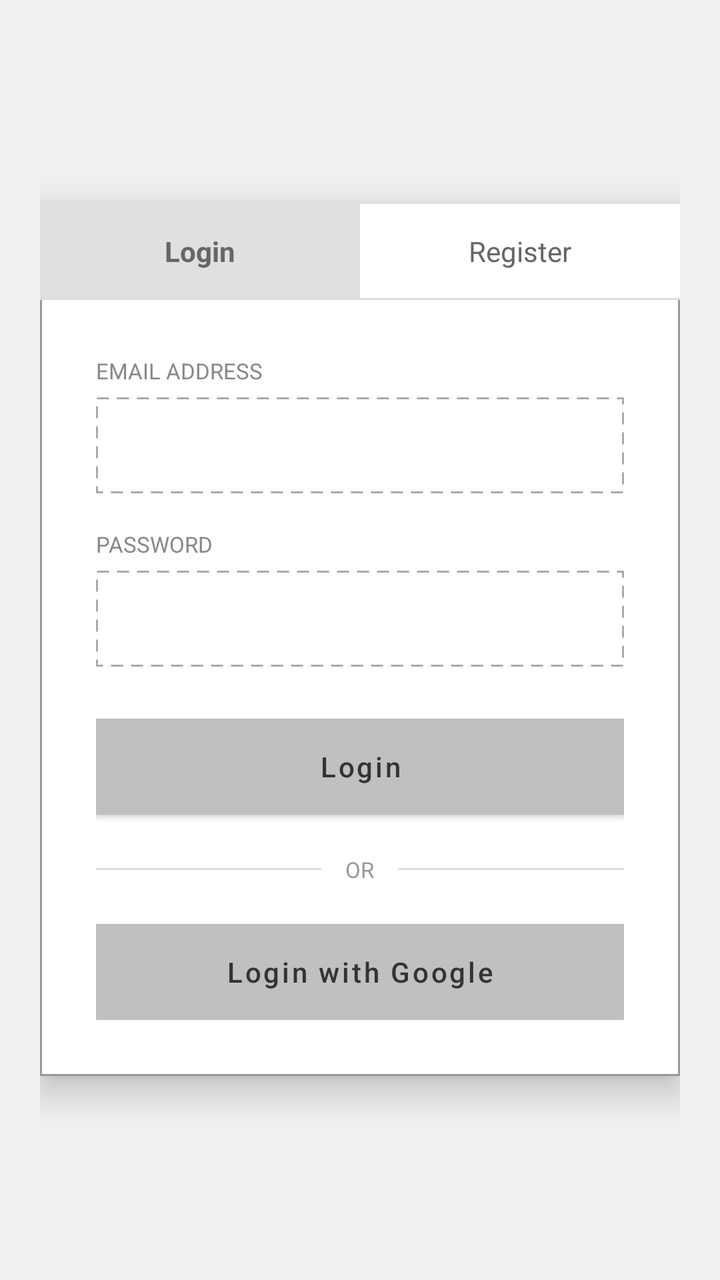
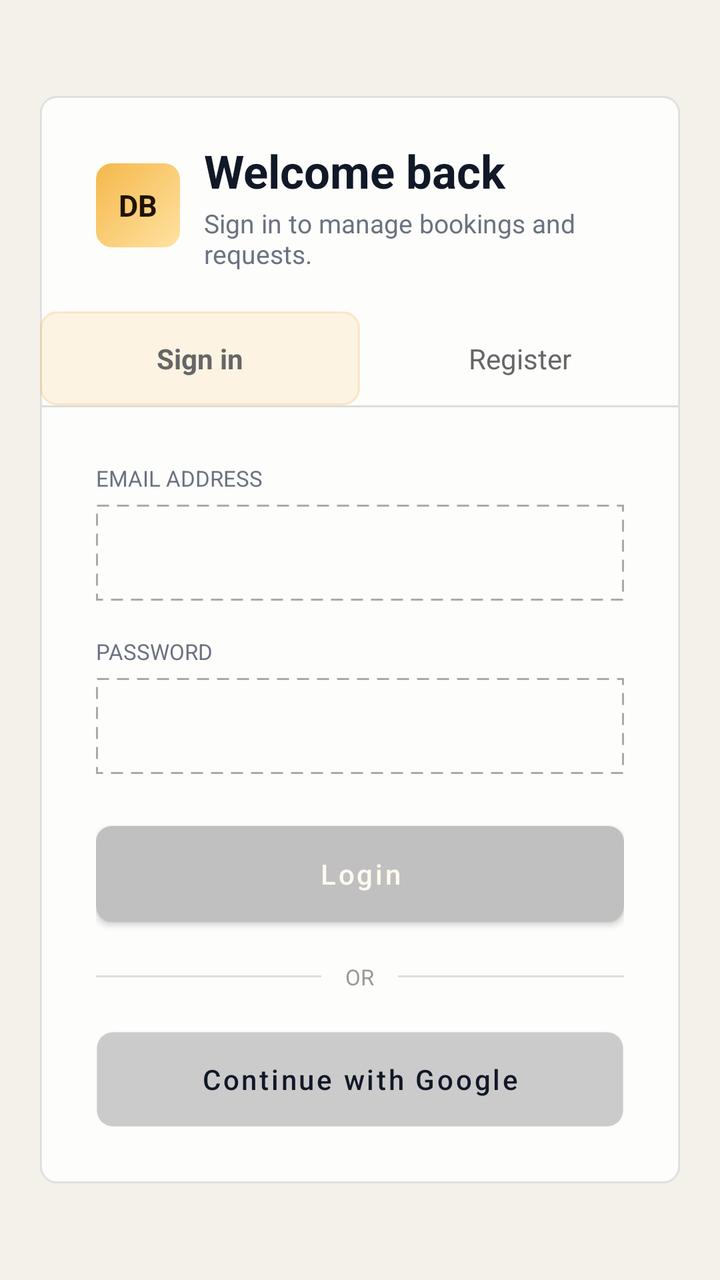

The first picture is an Android layout as it rendered before a commit; the second is the same layout after the commit. The layout source and the unified diff follow.
<!-- AndroidManifest.xml: application theme Theme.DineBook -->
<!-- res/layout/activity_login.xml -->
<?xml version="1.0" encoding="utf-8"?>
<FrameLayout xmlns:android="http://schemas.android.com/apk/res/android"
    android:layout_width="match_parent"
    android:layout_height="match_parent"
    android:background="@color/background_gray"
    android:padding="20dp">

    
    <LinearLayout
        android:layout_width="match_parent"
        android:layout_height="wrap_content"
        android:layout_gravity="center"
        android:orientation="vertical"
        android:background="@drawable/bg_auth_card"
        android:elevation="10dp">

        
        <LinearLayout
            android:layout_width="match_parent"
            android:layout_height="wrap_content"
            android:orientation="horizontal">

            <TextView
                android:id="@+id/tabLogin"
                android:layout_width="0dp"
                android:layout_height="wrap_content"
                android:layout_weight="1"
                android:text="@string/tab_login"
                android:textSize="14sp"
                android:textColor="@color/tab_text"
                android:gravity="center"
                android:padding="14dp"
                android:background="@color/tab_active"
                android:textStyle="bold" />

            <TextView
                android:id="@+id/tabRegister"
                android:layout_width="0dp"
                android:layout_height="wrap_content"
                android:layout_weight="1"
                android:text="@string/tab_register"
                android:textSize="14sp"
                android:textColor="@color/tab_text"
                android:gravity="center"
                android:padding="14dp"
                android:background="@color/tab_inactive" />
        </LinearLayout>

        
        <View
            android:layout_width="match_parent"
            android:layout_height="1dp"
            android:background="@color/tab_divider" />

        
        <TextView
            android:id="@+id/tvMessage"
            android:layout_width="match_parent"
            android:layout_height="wrap_content"
            android:visibility="gone"
            android:padding="12dp"
            android:textSize="14sp"
            android:gravity="center"
            android:layout_marginLeft="28dp"
            android:layout_marginRight="28dp"
            android:layout_marginTop="16dp" />

        
        <LinearLayout
            android:layout_width="match_parent"
            android:layout_height="wrap_content"
            android:orientation="vertical"
            android:padding="28dp">

            
            <TextView
                android:layout_width="wrap_content"
                android:layout_height="wrap_content"
                android:text="@string/label_email"
                android:textSize="11sp"
                android:textColor="@color/label_text"
                android:layout_marginBottom="6dp" />

            <EditText
                android:id="@+id/etEmail"
                android:layout_width="match_parent"
                android:layout_height="wrap_content"
                android:textColorHint="@color/text_hint"
                android:inputType="textEmailAddress"
                android:background="@drawable/bg_input_selector"
                android:textSize="14sp"
                android:minHeight="48dp"
                android:layout_marginBottom="18dp" />

            
            <TextView
                android:layout_width="wrap_content"
                android:layout_height="wrap_content"
                android:text="@string/label_password"
                android:textSize="11sp"
                android:textColor="@color/label_text"
                android:layout_marginBottom="6dp" />

            <EditText
                android:id="@+id/etPassword"
                android:layout_width="match_parent"
                android:layout_height="wrap_content"
                android:textColorHint="@color/text_hint"
                android:inputType="textPassword"
                android:background="@drawable/bg_input_selector"
                android:textSize="14sp"
                android:minHeight="48dp"
                android:layout_marginBottom="18dp" />

            
            <Button
                android:id="@+id/btnLogin"
                android:layout_width="match_parent"
                android:layout_height="48dp"
                android:text="@string/action_login"
                android:background="@drawable/bg_button_submit"
                android:textColor="@color/text_dark"
                android:textSize="14sp"
                android:textAllCaps="false"
                android:layout_marginTop="8dp" />

            
            <LinearLayout
                android:layout_width="match_parent"
                android:layout_height="wrap_content"
                android:orientation="horizontal"
                android:gravity="center_vertical"
                android:layout_marginTop="20dp"
                android:layout_marginBottom="20dp">

                <View
                    android:layout_width="0dp"
                    android:layout_height="1dp"
                    android:layout_weight="1"
                    android:background="@color/divider_color" />

                <TextView
                    android:layout_width="wrap_content"
                    android:layout_height="wrap_content"
                    android:text="@string/divider_or"
                    android:textSize="11sp"
                    android:textColor="@color/divider_text"
                    android:paddingLeft="12dp"
                    android:paddingRight="12dp" />

                <View
                    android:layout_width="0dp"
                    android:layout_height="1dp"
                    android:layout_weight="1"
                    android:background="@color/divider_color" />
            </LinearLayout>

            
            <Button
                android:id="@+id/btnGoogleLogin"
                android:layout_width="match_parent"
                android:layout_height="48dp"
                android:text="@string/action_google_login"
                android:background="@drawable/bg_button_google"
                android:textColor="@color/text_dark"
                android:textSize="14sp"
                android:textAllCaps="false" />
        </LinearLayout>

        
        <ProgressBar
            android:id="@+id/progressBar"
            android:layout_width="wrap_content"
            android:layout_height="wrap_content"
            android:layout_gravity="center"
            android:visibility="gone" />

    </LinearLayout>
</FrameLayout>
<!-- resources referenced by this layout -->
<resources>
  <color name="background_gray">#F0F0F0</color>
  <color name="divider_color">#DDDDDD</color>
  <color name="divider_text">#999999</color>
  <color name="label_text">#888888</color>
  <color name="tab_active">#E0E0E0</color>
  <color name="tab_divider">#DDDDDD</color>
  <color name="tab_inactive">#FFFFFF</color>
  <color name="tab_text">#666666</color>
  <color name="text_dark">#333333</color>
  <color name="text_hint">#AAAAAA</color>
  <!-- drawable bg_auth_card (drawable) -->
  <?xml version="1.0" encoding="utf-8"?>
  <shape xmlns:android="http://schemas.android.com/apk/res/android"
      android:shape="rectangle">
      <solid android:color="@color/card_white" />
      <stroke android:width="1dp" android:color="@color/card_border" />
  </shape>
  <!-- drawable bg_button_google (drawable) -->
  <?xml version="1.0" encoding="utf-8"?>
  <selector xmlns:android="http://schemas.android.com/apk/res/android">
      <item android:state_pressed="true">
          <shape android:shape="rectangle">
              <solid android:color="@color/button_google_pressed" />
              <stroke android:width="1dp" android:color="@color/button_submit_border" />
          </shape>
      </item>
      <item>
          <shape android:shape="rectangle">
              <solid android:color="@color/button_google" />
              <stroke android:width="1dp" android:color="@color/button_submit_border" />
          </shape>
      </item>
  </selector>
  <!-- drawable bg_button_submit (drawable) -->
  <?xml version="1.0" encoding="utf-8"?>
  <selector xmlns:android="http://schemas.android.com/apk/res/android">
      <item android:state_enabled="false">
          <shape android:shape="rectangle">
              <solid android:color="@color/button_disabled" />
              <stroke android:width="1dp" android:color="@color/button_submit_border" />
          </shape>
      </item>
      <item android:state_pressed="true">
          <shape android:shape="rectangle">
              <solid android:color="@color/button_submit_pressed" />
              <stroke android:width="1dp" android:color="@color/button_submit_border" />
          </shape>
      </item>
      <item>
          <shape android:shape="rectangle">
              <solid android:color="@color/button_submit" />
              <stroke android:width="1dp" android:color="@color/button_submit_border" />
          </shape>
      </item>
  </selector>
  <!-- drawable bg_input_selector (drawable) -->
  <?xml version="1.0" encoding="utf-8"?>
  <selector xmlns:android="http://schemas.android.com/apk/res/android">
      <item android:state_focused="true" android:drawable="@drawable/bg_input_focused" />
      <item android:drawable="@drawable/bg_input_dashed" />
  </selector>
  <string name="action_google_login">Login with Google</string>
  <string name="action_login">Login</string>
  <string name="divider_or">OR</string>
  <string name="label_email">EMAIL ADDRESS</string>
  <string name="label_password">PASSWORD</string>
  <string name="tab_login">Login</string>
  <string name="tab_register">Register</string>
  <color name="card_white">#FFFFFF</color>
  <color name="card_border">#999999</color>
  <color name="button_google_pressed">#D0D0D0</color>
  <color name="button_submit_border">#999999</color>
  <color name="button_google">#E0E0E0</color>
  <color name="button_disabled">#E0E0E0</color>
  <color name="button_submit_pressed">#B0B0B0</color>
  <color name="button_submit">#C0C0C0</color>
  <!-- drawable bg_input_focused (drawable) -->
  <?xml version="1.0" encoding="utf-8"?>
  <shape xmlns:android="http://schemas.android.com/apk/res/android"
      android:shape="rectangle">
      <solid android:color="@android:color/transparent" />
      <stroke android:width="1dp" android:color="@color/input_border_focused" />
      <padding android:left="12dp" android:top="12dp" android:right="12dp" android:bottom="12dp" />
  </shape>
  <color name="input_border_focused">#666666</color>
  <color name="input_border_dashed">#AAAAAA</color>
  <!-- unchanged entries left out for length: 2 -->
</resources>

<!-- the commit's change to res/layout/activity_login.xml (unified diff, before → after) -->
@@ -2,7 +2,7 @@
 <FrameLayout xmlns:android="http://schemas.android.com/apk/res/android"
     android:layout_width="match_parent"
     android:layout_height="match_parent"
-    android:background="@color/background_gray"
+    android:background="@color/dashboard_bg"
     android:padding="20dp">
 
     
@@ -11,8 +11,53 @@
         android:layout_height="wrap_content"
         android:layout_gravity="center"
         android:orientation="vertical"
-        android:background="@drawable/bg_auth_card"
-        android:elevation="10dp">
+        android:background="@drawable/bg_mobile_panel"
+        android:elevation="10dp"
+        android:paddingTop="22dp">
+
+        <LinearLayout
+            android:layout_width="match_parent"
+            android:layout_height="wrap_content"
+            android:gravity="center_vertical"
+            android:orientation="horizontal"
+            android:paddingStart="28dp"
+            android:paddingEnd="28dp"
+            android:paddingBottom="20dp">
+
+            <TextView
+                android:layout_width="42dp"
+                android:layout_height="42dp"
+                android:background="@drawable/bg_brand_mark"
+                android:gravity="center"
+                android:text="DB"
+                android:textColor="@color/brand_mark_text"
+                android:textSize="15sp"
+                android:textStyle="bold" />
+
+            <LinearLayout
+                android:layout_width="0dp"
+                android:layout_height="wrap_content"
+                android:layout_marginStart="12dp"
+                android:layout_weight="1"
+                android:orientation="vertical">
+
+                <TextView
+                    android:layout_width="match_parent"
+                    android:layout_height="wrap_content"
+                    android:text="Welcome back"
+                    android:textColor="@color/text_dark"
+                    android:textSize="23sp"
+                    android:textStyle="bold" />
+
+                <TextView
+                    android:layout_width="match_parent"
+                    android:layout_height="wrap_content"
+                    android:layout_marginTop="2dp"
+                    android:text="Sign in to manage bookings and requests."
+                    android:textColor="@color/label_text"
+                    android:textSize="13sp" />
+            </LinearLayout>
+        </LinearLayout>
 
         
         <LinearLayout
@@ -25,12 +70,12 @@
                 android:layout_width="0dp"
                 android:layout_height="wrap_content"
                 android:layout_weight="1"
-                android:text="@string/tab_login"
+                android:text="Sign in"
                 android:textSize="14sp"
                 android:textColor="@color/tab_text"
                 android:gravity="center"
                 android:padding="14dp"
-                android:background="@color/tab_active"
+                android:background="@drawable/bg_auth_tab_active"
                 android:textStyle="bold" />
 
             <TextView
@@ -43,7 +88,7 @@
                 android:textColor="@color/tab_text"
                 android:gravity="center"
                 android:padding="14dp"
-                android:background="@color/tab_inactive" />
+                android:background="@android:color/transparent" />
         </LinearLayout>
 
         
@@ -118,8 +163,8 @@
                 android:layout_width="match_parent"
                 android:layout_height="48dp"
                 android:text="@string/action_login"
-                android:background="@drawable/bg_button_submit"
-                android:textColor="@color/text_dark"
+                android:background="@drawable/bg_primary_action"
+                android:textColor="@color/button_primary_text"
                 android:textSize="14sp"
                 android:textAllCaps="false"
                 android:layout_marginTop="8dp" />
@@ -160,8 +205,8 @@
                 android:id="@+id/btnGoogleLogin"
                 android:layout_width="match_parent"
                 android:layout_height="48dp"
-                android:text="@string/action_google_login"
-                android:background="@drawable/bg_button_google"
+                android:text="Continue with Google"
+                android:background="@drawable/bg_secondary_action"
                 android:textColor="@color/text_dark"
                 android:textSize="14sp"
                 android:textAllCaps="false" />
<!-- resource entries referenced after the edit -->
@@ -1,81 +1,72 @@
 <!-- resources referenced by this layout -->
 <resources>
+  <color name="brand_mark_text">#201303</color>
+  <color name="button_primary_text">#FFFAF0</color>
+  <color name="dashboard_bg">#F4F1EB</color>
   <color name="background_gray">#F0F0F0</color>
   <color name="divider_color">#DDDDDD</color>
   <color name="divider_text">#999999</color>
-  <color name="label_text">#888888</color>
-  <color name="tab_active">#E0E0E0</color>
+  <color name="label_text">#6B7280</color>
   <color name="tab_divider">#DDDDDD</color>
-  <color name="tab_inactive">#FFFFFF</color>
   <color name="tab_text">#666666</color>
-  <color name="text_dark">#333333</color>
+  <color name="text_dark">#111827</color>
   <color name="text_hint">#AAAAAA</color>
-  <!-- drawable bg_auth_card (drawable) -->
+  <!-- drawable bg_auth_tab_active (drawable) -->
   <?xml version="1.0" encoding="utf-8"?>
-  <shape xmlns:android="http://schemas.android.com/apk/res/android"
-      android:shape="rectangle">
-      <solid android:color="@color/card_white" />
-      <stroke android:width="1dp" android:color="@color/card_border" />
+  <shape xmlns:android="http://schemas.android.com/apk/res/android">
+      <solid android:color="#24F5B84B" />
+      <stroke
+          android:width="1dp"
+          android:color="#47F5B84B" />
+      <corners android:radius="8dp" />
   </shape>
-  <!-- drawable bg_button_google (drawable) -->
+  <!-- drawable bg_brand_mark (drawable) -->
   <?xml version="1.0" encoding="utf-8"?>
-  <selector xmlns:android="http://schemas.android.com/apk/res/android">
-      <item android:state_pressed="true">
-          <shape android:shape="rectangle">
-              <solid android:color="@color/button_google_pressed" />
-              <stroke android:width="1dp" android:color="@color/button_submit_border" />
-          </shape>
-      </item>
-      <item>
-          <shape android:shape="rectangle">
-              <solid android:color="@color/button_google" />
-              <stroke android:width="1dp" android:color="@color/button_submit_border" />
-          </shape>
-      </item>
-  </selector>
-  <!-- drawable bg_button_submit (drawable) -->
-  <?xml version="1.0" encoding="utf-8"?>
-  <selector xmlns:android="http://schemas.android.com/apk/res/android">
-      <item android:state_enabled="false">
-          <shape android:shape="rectangle">
-              <solid android:color="@color/button_disabled" />
-              <stroke android:width="1dp" android:color="@color/button_submit_border" />
-          </shape>
-      </item>
-      <item android:state_pressed="true">
-          <shape android:shape="rectangle">
-              <solid android:color="@color/button_submit_pressed" />
-              <stroke android:width="1dp" android:color="@color/button_submit_border" />
-          </shape>
-      </item>
-      <item>
-          <shape android:shape="rectangle">
-              <solid android:color="@color/button_submit" />
-              <stroke android:width="1dp" android:color="@color/button_submit_border" />
-          </shape>
-      </item>
-  </selector>
+  <shape xmlns:android="http://schemas.android.com/apk/res/android">
+      <gradient
+          android:angle="315"
+          android:endColor="#FFE2A2"
+          android:startColor="#F5B84B" />
+      <corners android:radius="8dp" />
+  </shape>
   <!-- drawable bg_input_selector (drawable) -->
   <?xml version="1.0" encoding="utf-8"?>
   <selector xmlns:android="http://schemas.android.com/apk/res/android">
       <item android:state_focused="true" android:drawable="@drawable/bg_input_focused" />
       <item android:drawable="@drawable/bg_input_dashed" />
   </selector>
-  <string name="action_google_login">Login with Google</string>
+  <!-- drawable bg_mobile_panel (drawable) -->
+  <?xml version="1.0" encoding="utf-8"?>
+  <shape xmlns:android="http://schemas.android.com/apk/res/android">
+      <solid android:color="#D9FFFFFF" />
+      <stroke
+          android:width="1dp"
+          android:color="#1A111827" />
+      <corners android:radius="8dp" />
+  </shape>
+  <!-- drawable bg_primary_action (drawable) -->
+  <?xml version="1.0" encoding="utf-8"?>
+  <shape xmlns:android="http://schemas.android.com/apk/res/android">
+      <gradient
+          android:angle="315"
+          android:endColor="#EF6F5E"
+          android:startColor="#F5B84B" />
+      <corners android:radius="8dp" />
+  </shape>
+  <!-- drawable bg_secondary_action (drawable) -->
+  <?xml version="1.0" encoding="utf-8"?>
+  <shape xmlns:android="http://schemas.android.com/apk/res/android">
+      <solid android:color="#D1FFFFFF" />
+      <stroke
+          android:width="1dp"
+          android:color="#1A111827" />
+      <corners android:radius="8dp" />
+  </shape>
   <string name="action_login">Login</string>
   <string name="divider_or">OR</string>
   <string name="label_email">EMAIL ADDRESS</string>
   <string name="label_password">PASSWORD</string>
-  <string name="tab_login">Login</string>
   <string name="tab_register">Register</string>
-  <color name="card_white">#FFFFFF</color>
-  <color name="card_border">#999999</color>
-  <color name="button_google_pressed">#D0D0D0</color>
-  <color name="button_submit_border">#999999</color>
-  <color name="button_google">#E0E0E0</color>
-  <color name="button_disabled">#E0E0E0</color>
-  <color name="button_submit_pressed">#B0B0B0</color>
-  <color name="button_submit">#C0C0C0</color>
   <!-- drawable bg_input_focused (drawable) -->
   <?xml version="1.0" encoding="utf-8"?>
   <shape xmlns:android="http://schemas.android.com/apk/res/android"
